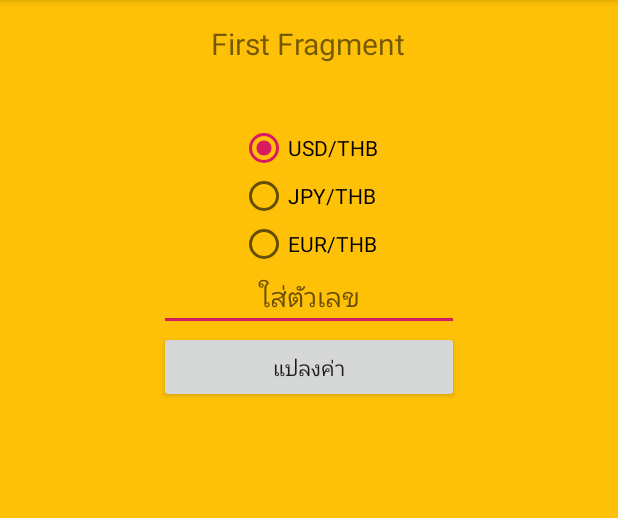
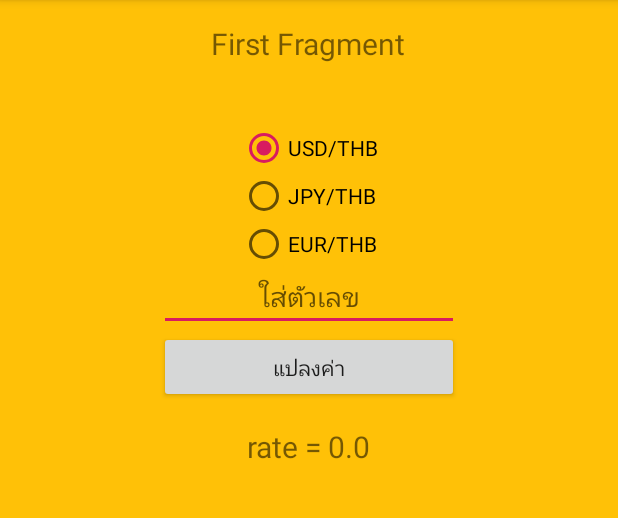
Before and after one commit to WeZaPro/ChangeRate5, an Android app: the screen it shows after launch (MainActivity), after a tap on "แปลงค่า", on a phone screen of 412 x 824 dp, the part 84-602 px from its top. Run offline under Robolectric (Android 15) with nearby library versions, the phone set to English and light mode, and no system bars; 1 statement that could not run was skipped.

Commit message:
Update-4

```diff
--- a/app/src/main/java/taweesak/com/changerate5/FirstFragment.java
+++ b/app/src/main/java/taweesak/com/changerate5/FirstFragment.java
@@ -31,7 +31,7 @@ public class FirstFragment extends Fragment implements View.OnClickListener {
     RadioGroup radioGroup;
     RadioButton radioButton;
 
-    String str;
+    int selectId,choice;
 
     @Override
     public void onAttach(Context context) {
@@ -67,9 +67,25 @@ public class FirstFragment extends Fragment implements View.OnClickListener {
     }
 
     private void convertValue() {
-        str = editText.getText().toString();
-        Toast.makeText(getActivity(),"Message "+str ,Toast.LENGTH_LONG).show();
-        txtView.setText(str);
+        selectId =radioGroup.getCheckedRadioButtonId();
+        radioButton = getActivity().findViewById(selectId);
+        switch (radioButton.getId()){
+            case R.id.zeroText:
+                choice = 0;
+                break;
+            case R.id.oneText:
+                choice = 1;
+                break;
+            case R.id.twotext:
+                choice = 2;
+                break;
+        }
+
+        double valueRate = Double.parseDouble(editText.getText().toString());
+        Model model = new Model(choice,valueRate);
+
+        txtView.setText("rate = "+model.getRates());
+        Toast.makeText(getActivity(),"Message "+choice ,Toast.LENGTH_LONG).show();
     }
 
     private void findView(View view) {
@@ -79,6 +95,9 @@ public class FirstFragment extends Fragment implements View.OnClickListener {
         tvChoice = view.findViewById(R.id.tvChoice);
         mvChoice = view.findViewById(R.id.mvChoice);
         radioGroup = (RadioGroup)view.findViewById(R.id.raidoButton);
+
+        /*selectId =radioGroup.getCheckedRadioButtonId();
+        radioButton = view.findViewById(selectId);*/
     }
 
 
@@ -94,6 +113,5 @@ public class FirstFragment extends Fragment implements View.OnClickListener {
                 convertValue();
                 break;
         }
-
     }
 }
```
